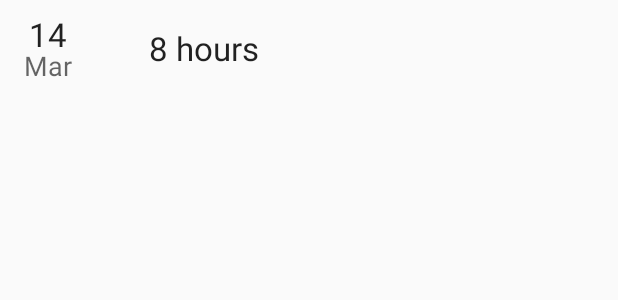
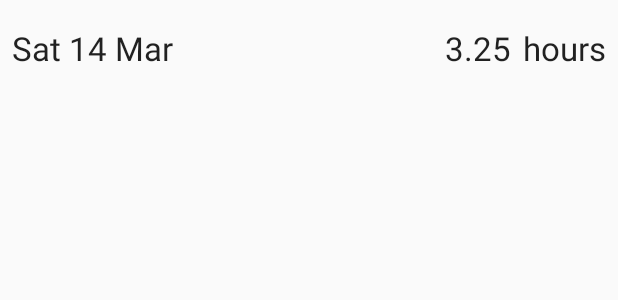
Before and after one commit to jdewinne/xtime-android, an Android app: the layout row_daily_hours.xml on its own in the app's theme, with its tools: preview values and no code run, on a phone screen of 412 x 824 dp. Shown: the top 300 px of the screen. Run offline under Robolectric (Android 15) with nearby library versions, the phone set to English and light mode, and no system bars.

Commit message:
Updated styling for week overview list.
Highlight today's entry using Xebia purple background, and use gray text color for future days

```diff
--- a/app/src/main/res/layout/row_daily_hours.xml
+++ b/app/src/main/res/layout/row_daily_hours.xml
@@ -1,51 +1,35 @@
 <?xml version="1.0" encoding="utf-8"?>
-<RelativeLayout
+<LinearLayout
     xmlns:android="http://schemas.android.com/apk/res/android"
     xmlns:tools="http://schemas.android.com/tools"
     android:layout_width="match_parent"
     android:layout_height="64dp"
-    android:padding="8dp">
+    android:padding="8dp"
+    android:gravity="center_vertical">
 
     <TextView
         android:id="@+id/date"
-        android:layout_width="48dp"
+        android:layout_width="0dp"
+        android:layout_weight="1"
         android:layout_height="wrap_content"
-        android:gravity="center_horizontal"
         android:textAppearance="?android:attr/textAppearanceLarge"
-        android:text="14"
-        tools:ignore="HardcodedText"/>
-
-    <TextView
-        android:id="@+id/month"
-        android:layout_width="48dp"
-        android:layout_height="wrap_content"
-        android:layout_alignParentBottom="true"
-        android:gravity="center_horizontal"
-        android:textAppearance="?android:attr/textAppearanceMedium"
-        android:text="Mar"
+        android:text="Sat 14 Mar"
         tools:ignore="HardcodedText"/>
 
     <TextView
         android:id="@+id/hours"
         android:layout_width="wrap_content"
-        android:minWidth="48dp"
         android:layout_height="wrap_content"
-        android:layout_toRightOf="@id/date"
-        android:layout_marginLeft="8dp"
-        android:layout_centerVertical="true"
-        android:gravity="right"
         android:textAppearance="?android:attr/textAppearanceLarge"
-        android:text="8"
-        tools:ignore="HardcodedText"
-        android:maxLines="1"
-        />
+        android:text="3.25"
+        tools:ignore="HardcodedText"/>
 
     <TextView
+        android:id="@+id/hours_label"
         android:layout_width="wrap_content"
         android:layout_height="wrap_content"
-        android:layout_toRightOf="@id/hours"
-        android:layout_centerVertical="true"
+        android:layout_marginLeft="8dp"
         android:textAppearance="?android:attr/textAppearanceLarge"
-        android:text=" hours"
-        tools:ignore="HardcodedText"/>
-</RelativeLayout>
+        android:text="@string/hours_label"/>
+
+</LinearLayout>
--- a/app/src/main/res/values/strings.xml
+++ b/app/src/main/res/values/strings.xml
@@ -14,6 +14,7 @@
     <!-- week overview activity -->
     <string name="week_overview_busy">Loading data…</string>
     <string name="empty_week_overview">Week overview unavailable</string>
+    <string name="hours_label">hours</string>
     <!-- day overview activity -->
     <string name="title_activity_day_overview">Day Overview</string>
     <string name="empty_day_overview">Empty time sheet</string>
--- a/app/src/main/res/values/styles.xml
+++ b/app/src/main/res/values/styles.xml
@@ -1,5 +1,7 @@
 <?xml version="1.0" encoding="utf-8"?>
 <resources>
+
+    <color name="xebia_purple">#663366</color>
 
     <style name="LoginFormContainer">
         <item name="android:layout_width">match_parent</item>
```
Also changed, not shown: app/src/main/java/com/xebia/xtime/weekoverview/DailyHoursListAdapter.java (+28 -3 lines).
